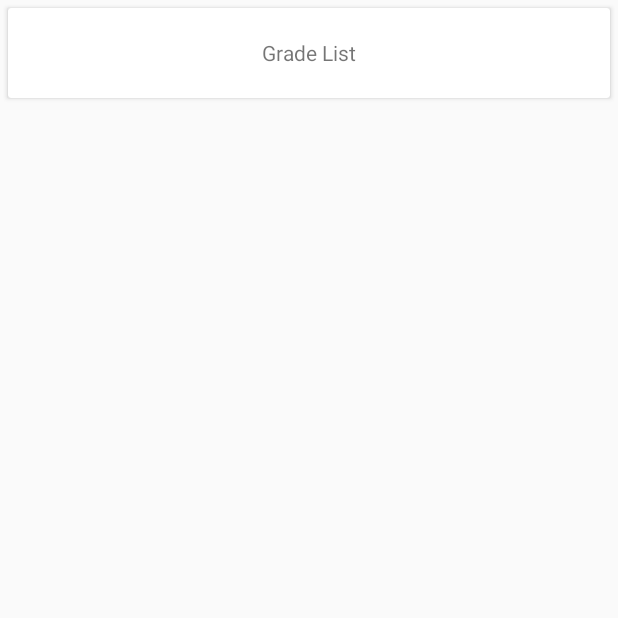
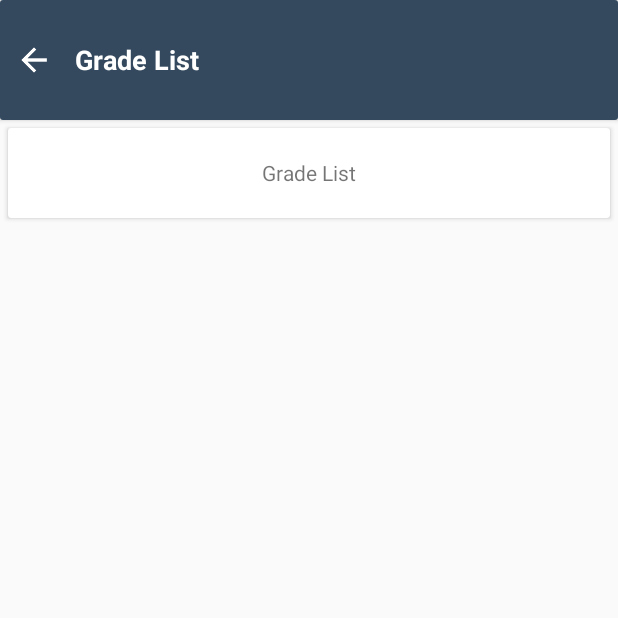
Before and after one commit to evirliemanuel/classify-system, an Android app: the GradeResultActivity2 screen opened directly, with no data from a screen before it, on a phone screen of 412 x 824 dp, the top half of it. Run offline under Robolectric (Android 15) with nearby library versions, the phone set to English and light mode, and no system bars; our stand-ins replace RxJava; 2 statements that could not run were skipped.

Commit message:
Update classify android

```diff
--- a/classify-android/app/src/main/java/com/lieverandiver/thesisproject/ClassViewActivity.java
+++ b/classify-android/app/src/main/java/com/lieverandiver/thesisproject/ClassViewActivity.java
@@ -428,6 +428,7 @@ public class ClassViewActivity extends AppCompatActivity implements View.OnClick
                 intent = getIntent().setClass(this, GradeResultActivity2.class);
                 intent.putExtra("termId", 1L);
                 startActivity(intent);
+                this.finish();
                 break;
             case viewactivitym :
                 intent = getIntent().setClass(this, ActivityAddActivity.class);
--- a/classify-android/app/src/main/java/com/lieverandiver/thesisproject/GradeResultActivity2.java
+++ b/classify-android/app/src/main/java/com/lieverandiver/thesisproject/GradeResultActivity2.java
@@ -10,6 +10,7 @@ import android.support.v7.widget.LinearLayoutManager;
 import android.support.v7.widget.RecyclerView;
 import android.util.Log;
 import android.view.View;
+import android.widget.Button;
 import android.widget.Toast;
 
 import com.lieverandiver.thesisproject.adapter.GradeAdapter2;
@@ -49,7 +50,10 @@ import io.reactivex.android.schedulers.AndroidSchedulers;
 import io.reactivex.functions.Consumer;
 import io.reactivex.schedulers.Schedulers;
 
-public class GradeResultActivity2 extends AppCompatActivity {
+public class GradeResultActivity2 extends AppCompatActivity implements
+        View.OnClickListener {
+
+    private Button btnback;
 
     final ActivityService activityService = new ActivityServiceImpl();
     final AssignmentService assignmentService = new AssignmentServiceImpl();
@@ -84,6 +88,8 @@ public class GradeResultActivity2 extends AppCompatActivity {
     protected void onCreate(@Nullable Bundle savedInstanceState) {
         super.onCreate(savedInstanceState);
         setContentView(R.layout.custom_layout_activity_grade);
+        btnback = (Button) findViewById(R.id.grade_back);
+        btnback.setOnClickListener(this);
     }
 
     @Override
@@ -206,4 +212,15 @@ public class GradeResultActivity2 extends AppCompatActivity {
             }
         });
     }
+
+    @Override
+    public void onClick(View v) {
+        switch (v.getId()) {
+            case R.id.grade_back :
+                Intent intent = getIntent().setClass(this, ClassViewActivity.class);
+                startActivity(intent);
+                this.finish();
+                break;
+        }
+    }
 }
--- a/classify-android/app/src/main/res/layout/custom_layout_activity_grade.xml
+++ b/classify-android/app/src/main/res/layout/custom_layout_activity_grade.xml
@@ -1,7 +1,49 @@
 <?xml version="1.0" encoding="utf-8"?>
-<RelativeLayout xmlns:android="http://schemas.android.com/apk/res/android"
+<LinearLayout
+    xmlns:android="http://schemas.android.com/apk/res/android"
     android:orientation="vertical" android:layout_width="match_parent"
     android:layout_height="match_parent">
+    <android.support.v7.widget.CardView
+        android:layout_width="match_parent"
+        android:layout_height="wrap_content">
+
+        <include
+            layout="@layout/custom_toolbar"/>
+        <LinearLayout
+            android:layout_width="match_parent"
+            android:layout_height="match_parent"
+            android:orientation="vertical">
+
+            <FrameLayout
+                android:layout_width="match_parent"
+                android:layout_height="match_parent">
+
+                <Button
+                    android:clickable="true"
+                    android:layout_marginLeft="10dp"
+                    android:id="@+id/grade_back"
+                    android:layout_gravity="left|center"
+                    android:layout_width="25dp"
+                    android:layout_height="25dp"
+                    android:background="@drawable/ic_arrow_back_white_24dp"/>
+
+
+                <TextView
+                    android:layout_gravity="left|center"
+                    android:layout_marginLeft="50dp"
+                    android:layout_width="wrap_content"
+                    android:layout_height="wrap_content"
+                    android:text="Grade List"
+                    android:textSize="18dp"
+                    android:textStyle="bold"
+                    android:textColor="@color/colorWhite"/>
+
+            </FrameLayout>
+
+
+        </LinearLayout>
+
+    </android.support.v7.widget.CardView>
 
     <RelativeLayout
         android:layout_width="match_parent"
@@ -36,4 +78,4 @@
 
     </RelativeLayout>
 
-</RelativeLayout>
+</LinearLayout>
--- a/classify-android/app/src/main/res/layout/home_activity_view_student.xml
+++ b/classify-android/app/src/main/res/layout/home_activity_view_student.xml
@@ -50,6 +50,7 @@
                 </LinearLayout>
 
                 <ToggleButton
+                    android:visibility="gone"
                     android:id="@+id/btn_search_student"
                     android:layout_width="30dp"
                     android:layout_height="30dp"
@@ -67,6 +68,7 @@
 
 
     <FrameLayout
+        android:visibility="gone"
         android:id="@+id/frame_search_student"
         android:layout_width="match_parent"
         android:layout_height="60dp"
@@ -111,10 +113,12 @@
     </FrameLayout>
 
     <android.support.v7.widget.CardView
+        android:visibility="gone"
         android:layout_width="match_parent"
         android:layout_height="wrap_content">
 
         <FrameLayout
+            android:visibility="gone"
             android:layout_width="match_parent"
             android:layout_height="wrap_content">
 
--- a/classify-android/app/src/main/res/layout/teacher_schedule_view.xml
+++ b/classify-android/app/src/main/res/layout/teacher_schedule_view.xml
@@ -48,6 +48,7 @@
                 </LinearLayout>
 
                 <ToggleButton
+                    android:visibility="gone"
                     android:id="@+id/_btn_search_schedule"
                     android:layout_width="30dp"
                     android:layout_height="30dp"
@@ -65,6 +66,7 @@
     </android.support.v7.widget.CardView>
 
         <FrameLayout
+            android:visibility="gone"
             android:id="@+id/frame_search_schedule"
             android:layout_width="match_parent"
             android:layout_height="60dp"
```
Also changed, not shown: classify-android/app/src/main/java/com/lieverandiver/thesisproject/ScheduleViewActivity.java (+17 -1 lines), classify-android/app/src/main/java/com/lieverandiver/thesisproject/StudentViewActivity.java (+16 -1 lines).
